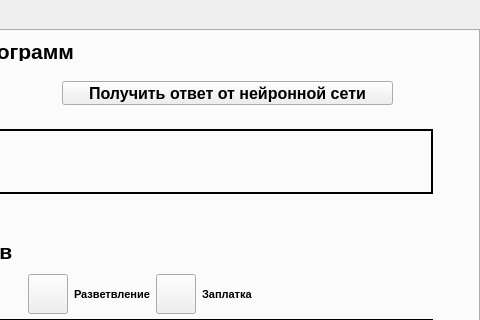
This is uis/test_5.ui in Grinik767/gazik as Qt 5 draws it before an edit; both pictures show x 620 to 1100 and y 0 to 320 of the 1100 by 800 pixel window. The edited form follows.
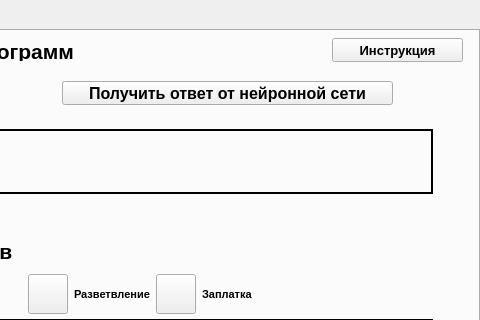
This is the edited form.

Diff of the .ui file:
```diff
--- a/uis/test_5.ui
+++ b/uis/test_5.ui
@@ -708,6 +708,27 @@
        </item>
       </layout>
      </widget>
+     <widget class="QPushButton" name="pushButton_32">
+      <property name="geometry">
+       <rect>
+        <x>950</x>
+        <y>7</y>
+        <width>131</width>
+        <height>24</height>
+       </rect>
+      </property>
+      <property name="font">
+       <font>
+        <family>Arial</family>
+        <pointsize>10</pointsize>
+        <weight>75</weight>
+        <bold>true</bold>
+       </font>
+      </property>
+      <property name="text">
+       <string>Инструкция</string>
+      </property>
+     </widget>
     </widget>
     <widget class="QWidget" name="tab_2">
      <property name="enabled">
```
Left out of the diff: 21 changed lines with no effect on the pictures.
